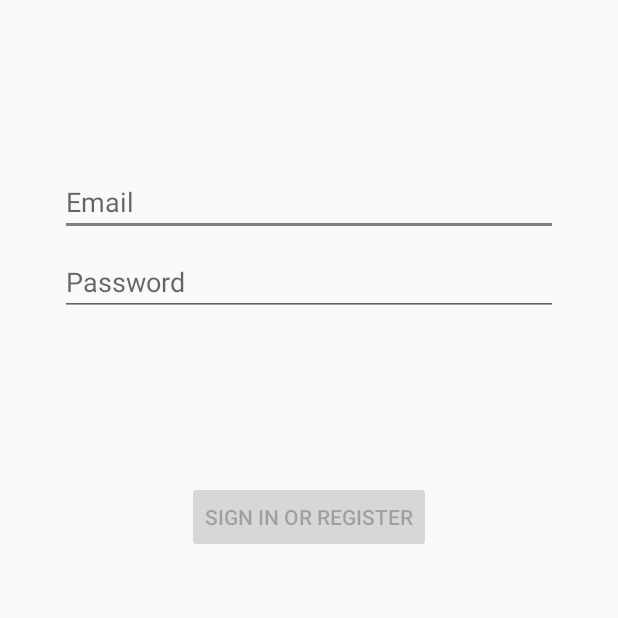
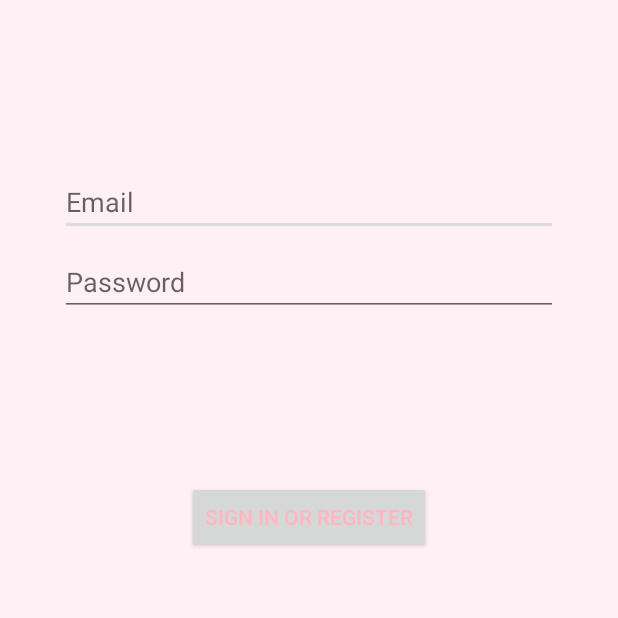
Before and after one commit to jackieinginfo/eCommerce, an Android app: the fragment eCommerceLogin shown on its own in the app's theme, on a phone screen of 412 x 824 dp, the top half of it. Run offline under Robolectric (Android 15) with nearby library versions, the phone set to English and light mode, and no system bars.

```diff
--- a/app/build.gradle
+++ b/app/build.gradle
@@ -14,6 +14,9 @@ android {
         versionName "1.0"
 
         testInstrumentationRunner "androidx.test.runner.AndroidJUnitRunner"
+    }
+    buildFeatures {
+        dataBinding true
     }
 
     buildTypes {
@@ -35,6 +38,8 @@ dependencies {
     implementation 'com.google.android.material:material:1.2.1'
     implementation 'com.github.smarteist:autoimageslider:1.3.9'
     implementation 'com.github.bumptech.glide:glide:4.11.0'
+    implementation "androidx.navigation:navigation-fragment-ktx:$navigationVersion"
+    implementation "androidx.navigation:navigation-ui-ktx:$navigationVersion"
 
     //firebase
     implementation platform('com.google.firebase:firebase-bom:25.12.0')
--- a/app/src/main/java/com/example/ecommerce/ui/login/eCommerceLogin.kt
+++ b/app/src/main/java/com/example/ecommerce/ui/login/ECommerceLogin.kt
@@ -15,7 +15,6 @@ import android.widget.Button
 import android.widget.EditText
 import android.widget.ProgressBar
 import android.widget.Toast
-
 import com.example.ecommerce.R
 
 class eCommerceLogin : Fragment() {
--- a/app/src/main/res/layout/fragment_e_commerce_login.xml
+++ b/app/src/main/res/layout/fragment_e_commerce_login.xml
@@ -1,10 +1,12 @@
 <?xml version="1.0" encoding="utf-8"?>
-<androidx.constraintlayout.widget.ConstraintLayout xmlns:android="http://schemas.android.com/apk/res/android"
+<androidx.constraintlayout.widget.ConstraintLayout
+    xmlns:android="http://schemas.android.com/apk/res/android"
     xmlns:app="http://schemas.android.com/apk/res-auto"
     xmlns:tools="http://schemas.android.com/tools"
     android:id="@+id/container"
     android:layout_width="match_parent"
     android:layout_height="match_parent"
+    android:background="@color/colorPrimary"
     android:paddingLeft="@dimen/fragment_horizontal_margin"
     android:paddingTop="@dimen/fragment_vertical_margin"
     android:paddingRight="@dimen/fragment_horizontal_margin"
@@ -18,6 +20,7 @@
         android:layout_marginStart="24dp"
         android:layout_marginTop="96dp"
         android:layout_marginEnd="24dp"
+        android:textColor="@color/colorPrimaryDark"
         android:hint="@string/prompt_email"
         android:inputType="textEmailAddress"
         android:selectAllOnFocus="true"
@@ -32,6 +35,7 @@
         android:layout_marginStart="24dp"
         android:layout_marginTop="8dp"
         android:layout_marginEnd="24dp"
+        android:textColor="@color/colorPrimaryDark"
         android:hint="@string/prompt_password"
         android:imeActionLabel="@string/action_sign_in_short"
         android:imeOptions="actionDone"
@@ -50,7 +54,7 @@
         android:layout_marginTop="16dp"
         android:layout_marginEnd="48dp"
         android:layout_marginBottom="64dp"
-        android:enabled="false"
+        android:textColor="@color/colorPrimaryDark"
         android:text="@string/action_sign_in"
         app:layout_constraintBottom_toBottomOf="parent"
         app:layout_constraintEnd_toEndOf="parent"
@@ -73,4 +77,6 @@
         app:layout_constraintStart_toStartOf="@+id/password"
         app:layout_constraintTop_toTopOf="parent"
         app:layout_constraintVertical_bias="0.3" />
+
+
 </androidx.constraintlayout.widget.ConstraintLayout>
--- a/app/src/main/res/values/styles.xml
+++ b/app/src/main/res/values/styles.xml
@@ -4,7 +4,7 @@
         <!-- Customize your theme here. -->
         <item name="colorPrimary">@color/colorPrimary</item>
         <item name="colorPrimaryDark">@color/colorPrimaryDark</item>
-        <item name="colorAccent">@color/colorAccent</item>
+        <item name="colorAccent">@color/gainsboro</item>
     </style>
 
 </resources>
--- a/build.gradle
+++ b/build.gradle
@@ -1,6 +1,7 @@
 // Top-level build file where you can add configuration options common to all sub-projects/modules.
 buildscript {
     ext.kotlin_version = "1.3.72"
+    ext.navigationVersion = "2.3.0"
     repositories {
         google()
         jcenter()
```
Also changed, not shown: app/src/main/java/com/example/ecommerce/MainActivity.kt (+13 -5 lines), app/src/main/res/layout/activity_main.xml (+23 -15 lines), app/src/main/res/navigation/navigation.xml (added, +10 -0 lines).
